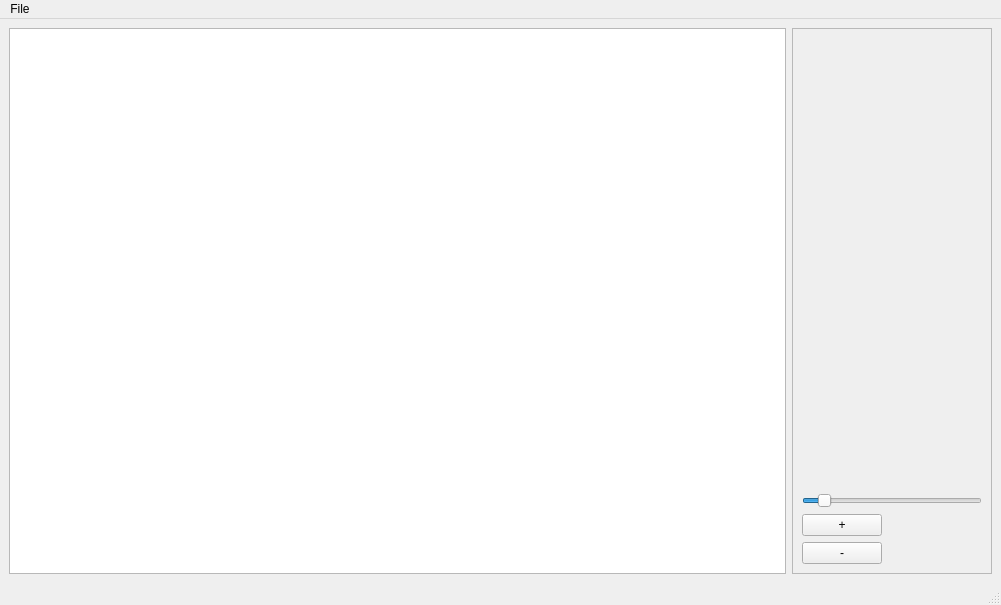
Above: qt/traffic/mainwindow.ui from pirxus/VUT-FIT-ICP-project before the change. Below: the same form after it.
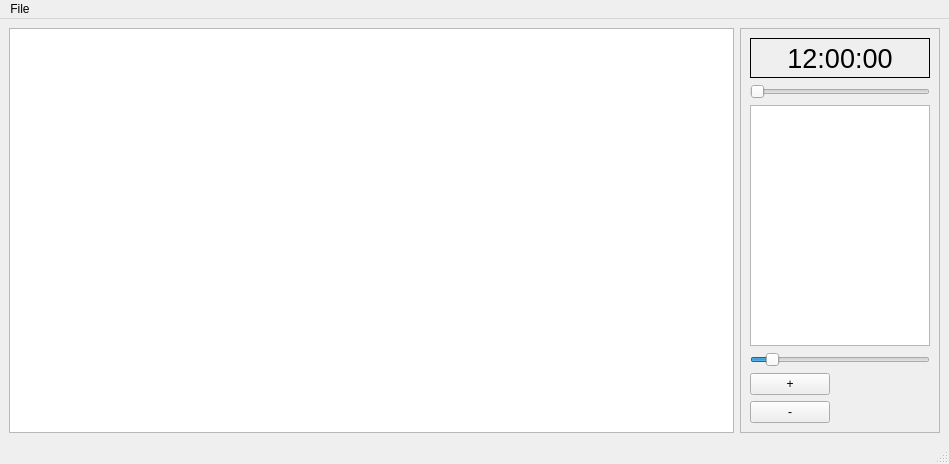
That is the form after the change.

```diff
--- a/qt/traffic/mainwindow.ui
+++ b/qt/traffic/mainwindow.ui
@@ -6,8 +6,8 @@
    <rect>
     <x>0</x>
     <y>0</y>
-    <width>1001</width>
-    <height>605</height>
+    <width>949</width>
+    <height>464</height>
    </rect>
   </property>
   <property name="windowTitle">
@@ -40,17 +40,51 @@
       </property>
       <layout class="QVBoxLayout" name="verticalLayout_4">
        <item>
-        <spacer name="verticalSpacer">
+        <widget class="QLabel" name="labelTime">
+         <property name="minimumSize">
+          <size>
+           <width>0</width>
+           <height>40</height>
+          </size>
+         </property>
+         <property name="maximumSize">
+          <size>
+           <width>16777215</width>
+           <height>40</height>
+          </size>
+         </property>
+         <property name="font">
+          <font>
+           <pointsize>20</pointsize>
+          </font>
+         </property>
+         <property name="frameShape">
+          <enum>QFrame::Box</enum>
+         </property>
+         <property name="text">
+          <string>12:00:00</string>
+         </property>
+         <property name="alignment">
+          <set>Qt::AlignCenter</set>
+         </property>
+        </widget>
+       </item>
+       <item>
+        <widget class="QSlider" name="sliderSpeed">
          <property name="orientation">
-          <enum>Qt::Vertical</enum>
+          <enum>Qt::Horizontal</enum>
          </property>
-         <property name="sizeHint" stdset="0">
+        </widget>
+       </item>
+       <item>
+        <widget class="QListWidget" name="listWidget">
+         <property name="minimumSize">
           <size>
-           <width>20</width>
-           <height>40</height>
+           <width>0</width>
+           <height>220</height>
           </size>
          </property>
-        </spacer>
+        </widget>
        </item>
        <item>
         <widget class="QSlider" name="zoomSlider">
@@ -116,7 +150,7 @@
     <rect>
      <x>0</x>
      <y>0</y>
-     <width>1001</width>
+     <width>949</width>
      <height>24</height>
     </rect>
    </property>
```
